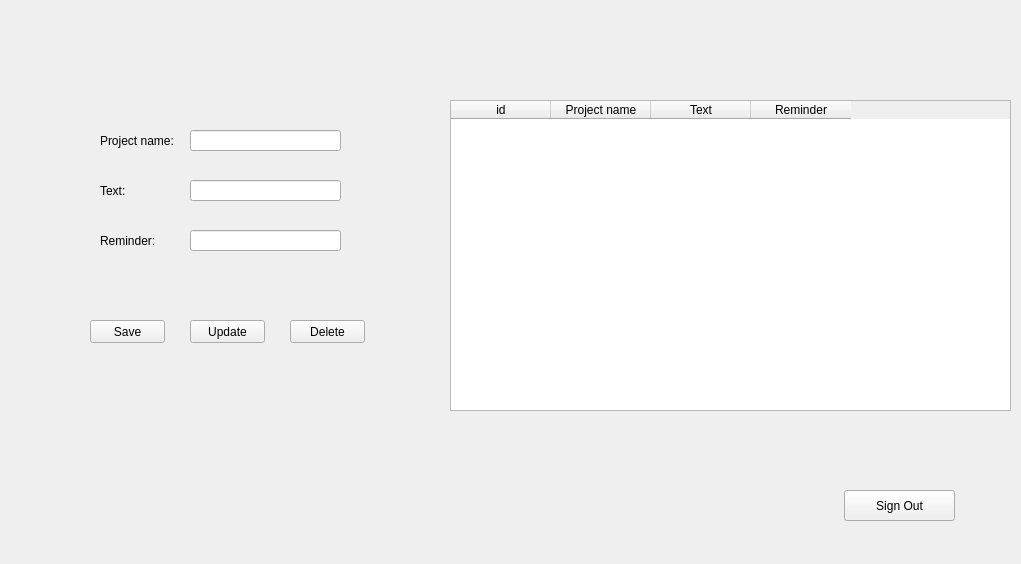
First picture: the form in frontend/qt/todowindow.ui, repository attilanagy234/Todoapp-backend, before the edit.
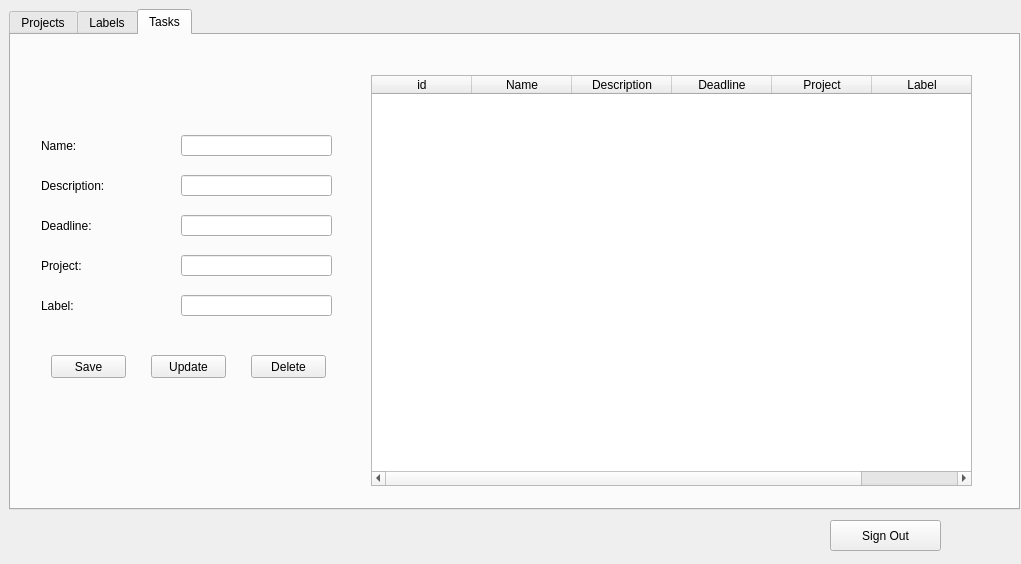
Second picture: the form after the edit. The open tabs and pages were chosen to show the change.

Patch:
```diff
--- a/frontend/qt/todowindow.ui
+++ b/frontend/qt/todowindow.ui
@@ -22,11 +22,40 @@
      <height>600</height>
     </rect>
    </property>
+   <widget class="QPushButton" name="signOutpushButton">
+    <property name="geometry">
+     <rect>
+      <x>830</x>
+      <y>520</y>
+      <width>111</width>
+      <height>31</height>
+     </rect>
+    </property>
+    <property name="text">
+     <string>Sign Out</string>
+    </property>
+   </widget>
+   <widget class="QTabWidget" name="tabWidget">
+    <property name="geometry">
+     <rect>
+      <x>9</x>
+      <y>9</y>
+      <width>1011</width>
+      <height>501</height>
+     </rect>
+    </property>
+    <property name="currentIndex">
+     <number>1</number>
+    </property>
+    <widget class="QWidget" name="tab">
+     <attribute name="title">
+      <string>Projects</string>
+     </attribute>
    <widget class="QLabel" name="projectnamelabel">
     <property name="geometry">
      <rect>
-      <x>100</x>
-      <y>130</y>
+        <x>120</x>
+        <y>140</y>
       <width>81</width>
       <height>21</height>
      </rect>
@@ -35,69 +64,85 @@
      <string>Project name:</string>
     </property>
    </widget>
-   <widget class="QLabel" name="textlabel">
-    <property name="geometry">
-     <rect>
-      <x>100</x>
-      <y>180</y>
-      <width>41</width>
-      <height>21</height>
-     </rect>
-    </property>
-    <property name="text">
-     <string>Text:</string>
-    </property>
-   </widget>
-   <widget class="QLabel" name="reminderlabel">
-    <property name="geometry">
-     <rect>
-      <x>100</x>
-      <y>230</y>
-      <width>61</width>
-      <height>21</height>
-     </rect>
-    </property>
-    <property name="text">
-     <string>Reminder:</string>
-    </property>
-   </widget>
    <widget class="QLineEdit" name="projectnamelineEdit">
     <property name="geometry">
      <rect>
-      <x>190</x>
-      <y>130</y>
+        <x>290</x>
+        <y>140</y>
       <width>151</width>
       <height>21</height>
      </rect>
     </property>
    </widget>
+     <widget class="QLabel" name="textlabel">
+      <property name="geometry">
+       <rect>
+        <x>120</x>
+        <y>170</y>
+        <width>141</width>
+        <height>21</height>
+       </rect>
+      </property>
+      <property name="text">
+       <string>Project description:</string>
+      </property>
+     </widget>
    <widget class="QLineEdit" name="textlineEdit">
     <property name="geometry">
      <rect>
-      <x>190</x>
-      <y>180</y>
+        <x>290</x>
+        <y>170</y>
       <width>151</width>
       <height>21</height>
      </rect>
     </property>
    </widget>
-   <widget class="QLineEdit" name="reminderlineEdit">
+     <widget class="QPushButton" name="projectSavepushButton">
     <property name="geometry">
      <rect>
-      <x>190</x>
-      <y>230</y>
-      <width>151</width>
-      <height>21</height>
-     </rect>
+        <x>130</x>
+        <y>220</y>
+        <width>75</width>
+        <height>23</height>
+       </rect>
+      </property>
+      <property name="text">
+       <string>Save</string>
+      </property>
+     </widget>
+     <widget class="QPushButton" name="projectUpdatepushButton">
+      <property name="geometry">
+       <rect>
+        <x>220</x>
+        <y>220</y>
+        <width>75</width>
+        <height>23</height>
+       </rect>
+      </property>
+      <property name="text">
+       <string>Update</string>
+      </property>
+     </widget>
+     <widget class="QPushButton" name="projectDeletepushButton">
+      <property name="geometry">
+       <rect>
+        <x>310</x>
+        <y>220</y>
+        <width>75</width>
+        <height>23</height>
+       </rect>
+      </property>
+      <property name="text">
+       <string>Delete</string>
     </property>
    </widget>
    <widget class="QTableWidget" name="tableWidget">
     <property name="geometry">
      <rect>
-      <x>450</x>
-      <y>100</y>
-      <width>561</width>
-      <height>311</height>
+        <x>640</x>
+        <y>30</y>
+        <width>301</width>
+        <height>401</height>
      </rect>
     </property>
     <column>
@@ -107,25 +152,68 @@
     </column>
     <column>
      <property name="text">
-      <string>Project name</string>
+        <string>Name</string>
      </property>
     </column>
     <column>
      <property name="text">
-      <string>Text</string>
-     </property>
-    </column>
+        <string>Description</string>
+       </property>
+      </column>
+     </widget>
+    </widget>
+    <widget class="QWidget" name="tab_3">
+     <attribute name="title">
+      <string>Labels</string>
+     </attribute>
+     <widget class="QTableWidget" name="tableWidget_2">
+      <property name="geometry">
+       <rect>
+        <x>680</x>
+        <y>40</y>
+        <width>201</width>
+        <height>401</height>
+       </rect>
+      </property>
     <column>
      <property name="text">
-      <string>Reminder</string>
-     </property>
-    </column>
-   </widget>
-   <widget class="QPushButton" name="savepushButton">
+        <string>id</string>
+       </property>
+      </column>
+      <column>
+       <property name="text">
+        <string>Name</string>
+       </property>
+      </column>
+     </widget>
+     <widget class="QLabel" name="labelnamelabel">
     <property name="geometry">
      <rect>
-      <x>90</x>
-      <y>320</y>
+        <x>240</x>
+        <y>150</y>
+        <width>81</width>
+        <height>21</height>
+       </rect>
+      </property>
+      <property name="text">
+       <string>Label name:</string>
+      </property>
+     </widget>
+     <widget class="QLineEdit" name="labelnamelineEdit">
+      <property name="geometry">
+       <rect>
+        <x>370</x>
+        <y>150</y>
+        <width>151</width>
+        <height>21</height>
+       </rect>
+      </property>
+     </widget>
+     <widget class="QPushButton" name="labelSavepushButton">
+      <property name="geometry">
+       <rect>
+        <x>240</x>
+        <y>210</y>
       <width>75</width>
       <height>23</height>
      </rect>
@@ -134,11 +222,11 @@
      <string>Save</string>
     </property>
    </widget>
-   <widget class="QPushButton" name="updatepushButton">
+     <widget class="QPushButton" name="labelUpdatepushButton">
     <property name="geometry">
      <rect>
-      <x>190</x>
-      <y>320</y>
+        <x>340</x>
+        <y>210</y>
       <width>75</width>
       <height>23</height>
      </rect>
@@ -147,11 +235,11 @@
      <string>Update</string>
     </property>
    </widget>
-   <widget class="QPushButton" name="deletepushButton">
+     <widget class="QPushButton" name="labelDeletepushButton">
     <property name="geometry">
      <rect>
-      <x>290</x>
-      <y>320</y>
+        <x>440</x>
+        <y>210</y>
       <width>75</width>
       <height>23</height>
      </rect>
@@ -160,18 +248,206 @@
      <string>Delete</string>
     </property>
    </widget>
-   <widget class="QPushButton" name="signOutpushButton">
+    </widget>
+    <widget class="QWidget" name="tab_2">
+     <attribute name="title">
+      <string>Tasks</string>
+     </attribute>
+     <widget class="QTableWidget" name="tableWidget_3">
     <property name="geometry">
      <rect>
-      <x>844</x>
-      <y>490</y>
-      <width>111</width>
-      <height>31</height>
-     </rect>
-    </property>
+        <x>360</x>
+        <y>40</y>
+        <width>601</width>
+        <height>411</height>
+       </rect>
+      </property>
+      <column>
     <property name="text">
-     <string>Sign Out</string>
-    </property>
+        <string>id</string>
+       </property>
+      </column>
+      <column>
+       <property name="text">
+        <string>Name</string>
+       </property>
+      </column>
+      <column>
+       <property name="text">
+        <string>Description</string>
+       </property>
+      </column>
+      <column>
+       <property name="text">
+        <string>Deadline</string>
+       </property>
+      </column>
+      <column>
+       <property name="text">
+        <string>Project</string>
+       </property>
+      </column>
+      <column>
+       <property name="text">
+        <string>Label</string>
+       </property>
+      </column>
+     </widget>
+     <widget class="QLabel" name="tasknamelabel">
+      <property name="geometry">
+       <rect>
+        <x>30</x>
+        <y>100</y>
+        <width>91</width>
+        <height>21</height>
+       </rect>
+      </property>
+      <property name="text">
+       <string>Name:</string>
+      </property>
+     </widget>
+     <widget class="QLabel" name="taskdesclabel">
+      <property name="geometry">
+       <rect>
+        <x>30</x>
+        <y>140</y>
+        <width>91</width>
+        <height>21</height>
+       </rect>
+      </property>
+      <property name="text">
+       <string>Description:</string>
+      </property>
+     </widget>
+     <widget class="QLabel" name="projectnamelabel_4">
+      <property name="geometry">
+       <rect>
+        <x>30</x>
+        <y>180</y>
+        <width>91</width>
+        <height>21</height>
+       </rect>
+      </property>
+      <property name="text">
+       <string>Deadline:</string>
+      </property>
+     </widget>
+     <widget class="QLabel" name="projectnamelabel_5">
+      <property name="geometry">
+       <rect>
+        <x>30</x>
+        <y>220</y>
+        <width>91</width>
+        <height>21</height>
+       </rect>
+      </property>
+      <property name="text">
+       <string>Project:</string>
+      </property>
+     </widget>
+     <widget class="QLabel" name="projectnamelabel_6">
+      <property name="geometry">
+       <rect>
+        <x>30</x>
+        <y>260</y>
+        <width>91</width>
+        <height>21</height>
+       </rect>
+      </property>
+      <property name="text">
+       <string>Label:</string>
+      </property>
+     </widget>
+     <widget class="QLineEdit" name="tasknamelineEdit">
+      <property name="geometry">
+       <rect>
+        <x>170</x>
+        <y>100</y>
+        <width>151</width>
+        <height>21</height>
+       </rect>
+      </property>
+     </widget>
+     <widget class="QLineEdit" name="taskDesclineEdit">
+      <property name="geometry">
+       <rect>
+        <x>170</x>
+        <y>140</y>
+        <width>151</width>
+        <height>21</height>
+       </rect>
+      </property>
+     </widget>
+     <widget class="QLineEdit" name="taskDeadlinelineEdit">
+      <property name="geometry">
+       <rect>
+        <x>170</x>
+        <y>180</y>
+        <width>151</width>
+        <height>21</height>
+       </rect>
+      </property>
+     </widget>
+     <widget class="QLineEdit" name="taskprojectlineEdit">
+      <property name="geometry">
+       <rect>
+        <x>170</x>
+        <y>220</y>
+        <width>151</width>
+        <height>21</height>
+       </rect>
+      </property>
+     </widget>
+     <widget class="QLineEdit" name="tasklabellineEdit">
+      <property name="geometry">
+       <rect>
+        <x>170</x>
+        <y>260</y>
+        <width>151</width>
+        <height>21</height>
+       </rect>
+      </property>
+     </widget>
+     <widget class="QPushButton" name="taskSavepushButton">
+      <property name="geometry">
+       <rect>
+        <x>40</x>
+        <y>320</y>
+        <width>75</width>
+        <height>23</height>
+       </rect>
+      </property>
+      <property name="text">
+       <string>Save</string>
+      </property>
+     </widget>
+     <widget class="QPushButton" name="taskUpdatepushButton">
+      <property name="geometry">
+       <rect>
+        <x>140</x>
+        <y>320</y>
+        <width>75</width>
+        <height>23</height>
+       </rect>
+      </property>
+      <property name="text">
+       <string>Update</string>
+      </property>
+     </widget>
+     <widget class="QPushButton" name="taskDeletepushButton">
+      <property name="geometry">
+       <rect>
+        <x>240</x>
+        <y>320</y>
+        <width>75</width>
+        <height>23</height>
+       </rect>
+      </property>
+      <property name="text">
+       <string>Delete</string>
+      </property>
+     </widget>
+    </widget>
    </widget>
   </widget>
  </widget>
```
Lines whose indentation alone changed are shown as unchanged.
